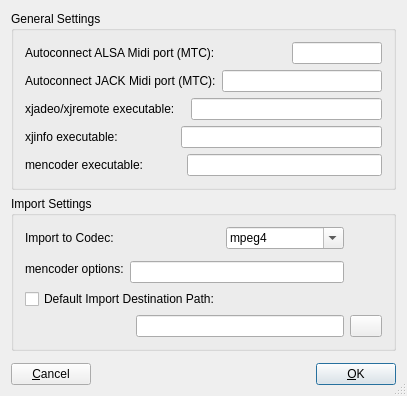
Qt form src/qt-gui/prefdialog.ui (x42/xjadeo) before a commit.
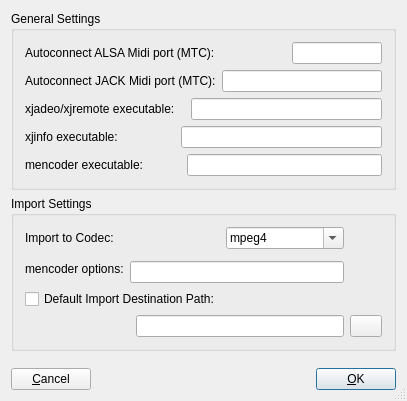
The same form after that commit. Icons and pictures are not drawn.

```diff
--- a/src/qt-gui/prefdialog.ui
+++ b/src/qt-gui/prefdialog.ui
@@ -7,7 +7,7 @@
     <x>0</x>
     <y>0</y>
     <width>393</width>
-    <height>396</height>
+    <height>401</height>
    </rect>
   </property>
   <property name="windowTitle">
```
Left out of the diff: 9 changed lines with no effect on the pictures.
